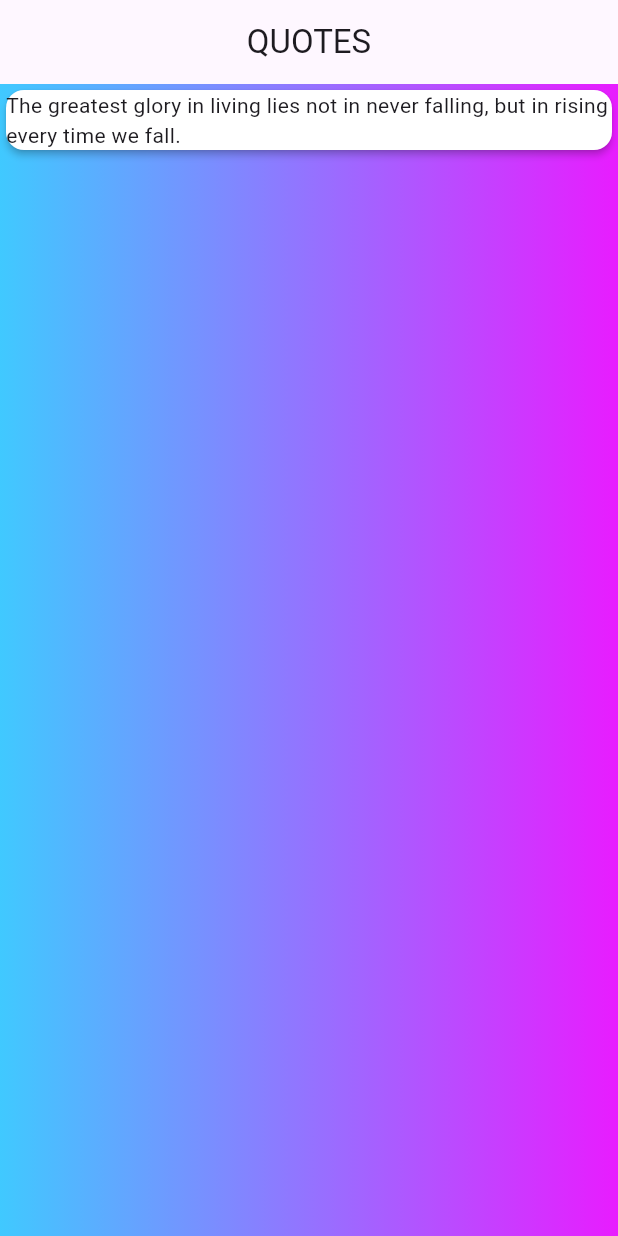
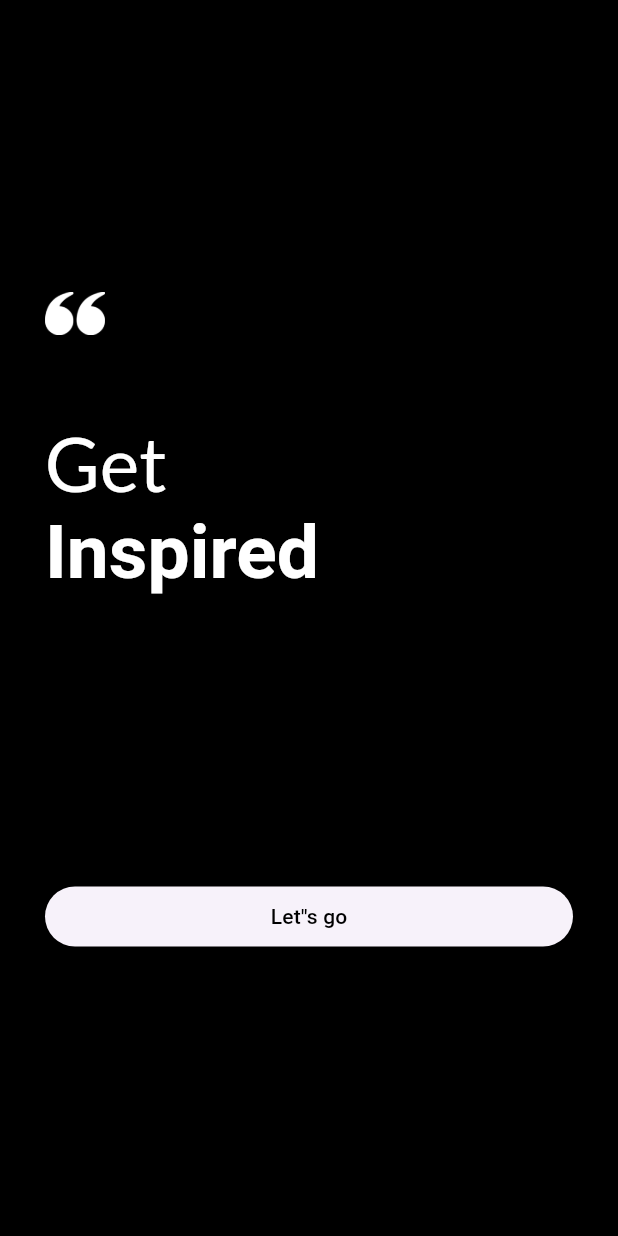
Before and after one commit to abhipawar2004/QuotesApp, a Flutter app: the screen it shows after launch, on a phone screen of 412 x 824 dp. Run offline on Flutter 3.47's test engine with Material 3 defaults, Android fonts, the phone set to English and light mode, and no system bars; our stand-ins replace google_fonts.

```diff
--- a/lib/Screen/HomeScreen.dart
+++ b/lib/Screen/HomeScreen.dart
@@ -1,35 +1,61 @@
 import 'package:flutter/material.dart';
+import 'package:google_fonts/google_fonts.dart';
+import 'dart:ui';
 
 class HomeScreen extends StatelessWidget {
   const HomeScreen({super.key});
 
   @override
   Widget build(BuildContext context) {
+    double height = 40.0;
+    double width = 40.0;
     return Scaffold(
-      appBar: AppBar(title: const Text('QUOTES'), centerTitle: true),
+      backgroundColor: Colors.black,
       body: Container(
-        height: double.infinity,
-        width: double.infinity,
-        decoration: const BoxDecoration(
-          gradient: LinearGradient(
-            colors: [
-              Color(0xff40c9ff),
-              Color(0xffe81cff),
-            ],
-          ),
-        ),
-        child: const Column(
+        margin: EdgeInsets.only(left: 30, right: 30),
+        child: Column(
+          crossAxisAlignment: CrossAxisAlignment.start,
           children: [
-            Stack(
-              children: [
-                Card(
+            Spacer(),
+            Image.asset(
+              'image/s.png',
+              color: Colors.white,
+              width: width,
+              height: height,
+            ),
+            SizedBox(
+              height: 50,
+            ),
+            RichText(
+              text: TextSpan(
+                style: GoogleFonts.lato(
+                  textStyle:
+                   TextStyle(
+                  fontSize: 50,
                   color: Colors.white,
-                  elevation: 2,
+                ),
+                ),
+
+                children: [
+                  TextSpan(text: 'Get\n'),
+                  TextSpan(
+                    text: 'Inspired',
+                    style: TextStyle(fontWeight: FontWeight.bold),
+                  ),
+                ],
+              ),
+            ),
+            Spacer(),
+            SizedBox(
+              width: double.infinity,
+              child: ElevatedButton(
+                  onPressed: () {},
                   child: Text(
-                      'The greatest glory in living lies not in never falling, but in rising every time we fall.'),
-                ),
-              ],
+                    'Let"s go',
+                    style: TextStyle(color: Colors.black),
+                  )),
             ),
+            Spacer(),
           ],
         ),
       ),
```
Also changed, not shown: pubspec.yaml (+6 -3 lines), image/s.png (added), pubspec.lock, 3 other files.
